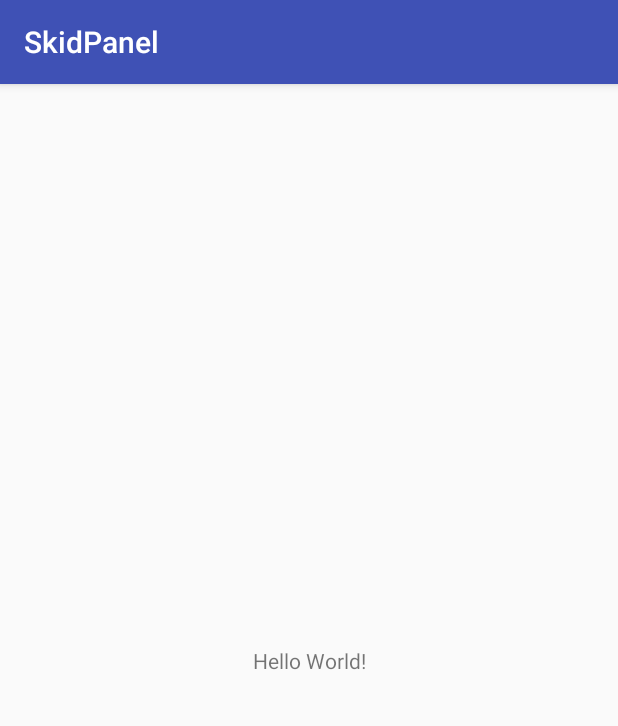
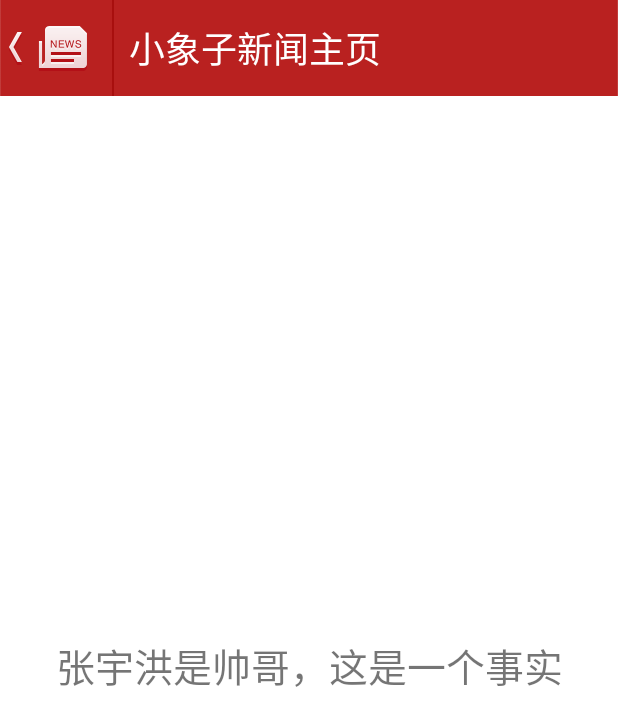
Before and after one commit to zhangkangmu/SkidPanel, an Android app: the screen it shows after launch (MainActivity), on a phone screen of 412 x 824 dp. Shown: the top 726 px of the screen. Run offline under Robolectric (Android 15) with nearby library versions, the phone set to English and light mode, and no system bars.

Commit message:
增加侧滑面板和主页的布局，方法：书写布局，主页显示出来设置了一个background:FFF显示出来

```diff
--- a/app/src/main/java/com/hong/zyh/skidpanel/MainActivity.java
+++ b/app/src/main/java/com/hong/zyh/skidpanel/MainActivity.java
@@ -1,9 +1,10 @@
 package com.hong.zyh.skidpanel;
 
+import android.app.Activity;
 import android.support.v7.app.AppCompatActivity;
 import android.os.Bundle;
 
-public class MainActivity extends AppCompatActivity {
+public class MainActivity extends Activity {
 
     @Override
     protected void onCreate(Bundle savedInstanceState) {
--- /dev/null
+++ b/app/src/main/res/drawable/select_menu_left_text_bg.xml
@@ -0,0 +1,5 @@
+<?xml version="1.0" encoding="utf-8"?>
+<selector xmlns:android="http://schemas.android.com/apk/res/android">
+    <item android:drawable="@color/bt_bg_pressed" android:state_pressed="true" />
+    <item android:drawable="@android:color/transparent" android:state_pressed="false" />
+</selector>
--- a/app/src/main/res/layout/activity_main.xml
+++ b/app/src/main/res/layout/activity_main.xml
@@ -1,18 +1,18 @@
 <?xml version="1.0" encoding="utf-8"?>
-<android.support.constraint.ConstraintLayout xmlns:android="http://schemas.android.com/apk/res/android"
-    xmlns:app="http://schemas.android.com/apk/res-auto"
-    xmlns:tools="http://schemas.android.com/tools"
+<RelativeLayout xmlns:android="http://schemas.android.com/apk/res/android"
     android:layout_width="match_parent"
     android:layout_height="match_parent"
-    tools:context="com.hong.zyh.skidpanel.MainActivity">
+    xmlns:tools="http://schemas.android.com/tools"
+    tools:context=".MainActivity">
+<FrameLayout
+    android:layout_width="match_parent"
+    android:layout_height="match_parent">
 
-    <TextView
-        android:layout_width="wrap_content"
-        android:layout_height="wrap_content"
-        android:text="Hello World!"
-        app:layout_constraintBottom_toBottomOf="parent"
-        app:layout_constraintLeft_toLeftOf="parent"
-        app:layout_constraintRight_toRightOf="parent"
-        app:layout_constraintTop_toTopOf="parent" />
+    //左侧面板
+    <include layout="@layout/layout_left_menu"/>
 
-</android.support.constraint.ConstraintLayout>
+    //主面板
+    <include layout="@layout/layout_main_content"/>
+
+</FrameLayout>
+</RelativeLayout>
--- /dev/null
+++ b/app/src/main/res/layout/layout_main_content.xml
@@ -0,0 +1,41 @@
+<?xml version="1.0" encoding="utf-8"?>
+<LinearLayout xmlns:android="http://schemas.android.com/apk/res/android"
+    android:layout_width="match_parent"
+    android:layout_height="match_parent"
+    android:orientation="vertical"
+    android:background="#FFF">
+<!--FFF:表示白色，如果不设置则会让侧面板显示出来-->
+
+    <LinearLayout
+        android:layout_width="match_parent"
+        android:layout_height="wrap_content"
+        android:background="@drawable/top_bar_bg"
+        android:orientation="horizontal">
+        <ImageButton
+            android:id="@+id/ib_back"
+            android:layout_width="wrap_content"
+            android:layout_height="wrap_content"
+            android:background="@null"
+            android:src="@drawable/main_back" />
+        <View
+            android:layout_width="1dp"
+            android:layout_height="match_parent"
+            android:background="@drawable/top_bar_divider" />
+        <TextView
+            android:layout_width="match_parent"
+            android:layout_height="wrap_content"
+            android:layout_gravity="center_vertical"
+            android:layout_marginLeft="10dp"
+            android:text="小象子新闻主页"
+            android:textColor="#FFF"
+            android:textSize="24sp" />
+    </LinearLayout>
+
+    <TextView
+        android:layout_width="match_parent"
+        android:layout_height="match_parent"
+        android:gravity="center"
+        android:text="张宇洪是帅哥，这是一个事实"
+        android:textSize="26dp" />
+
+</LinearLayout>
--- a/app/src/main/res/values/colors.xml
+++ b/app/src/main/res/values/colors.xml
@@ -3,4 +3,5 @@
     <color name="colorPrimary">#3F51B5</color>
     <color name="colorPrimaryDark">#303F9F</color>
     <color name="colorAccent">#FF4081</color>
+    <color name="bt_bg_pressed">#33ADCFD6</color>
 </resources>
```
Also changed, not shown: app/src/main/res/layout/layout_left_menu.xml (added, +48 -0 lines), app/src/main/res/values/styles.xml (+12 -0 lines), app/src/main/res/drawable-hdpi/main_back.png (added), app/src/main/res/drawable-hdpi/menu_bg.jpg (added), app/src/main/res/drawable-hdpi/tab_focus.png (added), app/src/main/res/drawable-hdpi/tab_local.png (added), app/src/main/res/drawable-hdpi/tab_news.png (added), app/src/main/res/drawable-hdpi/tab_pics.png (added), app/src/main/res/drawable-hdpi/tab_read.png (added), app/src/main/res/drawable-hdpi/tab_ties.png (added), app/src/main/res/drawable-hdpi/tab_ugc.png (added), app/src/main/res/drawable-hdpi/tab_vote.png (added), app/src/main/res/drawable-hdpi/top_bar_bg.png (added), app/src/main/res/drawable-hdpi/top_bar_divider.png (added).
